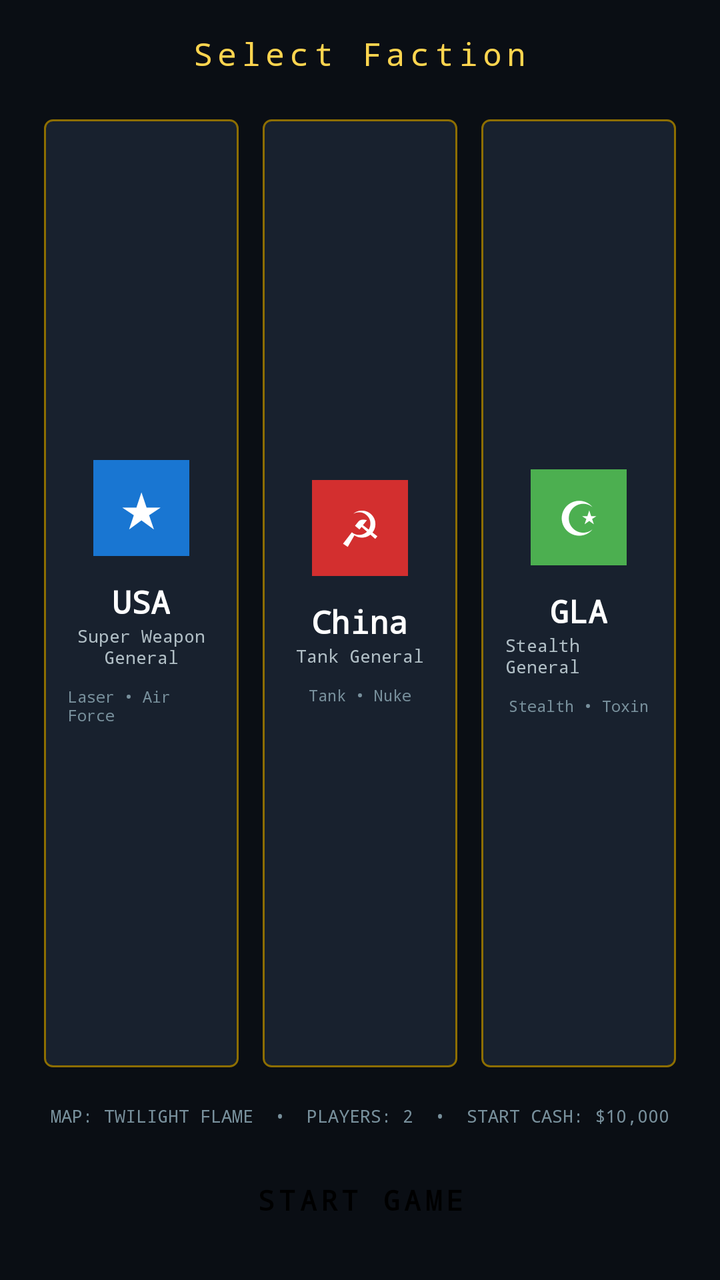
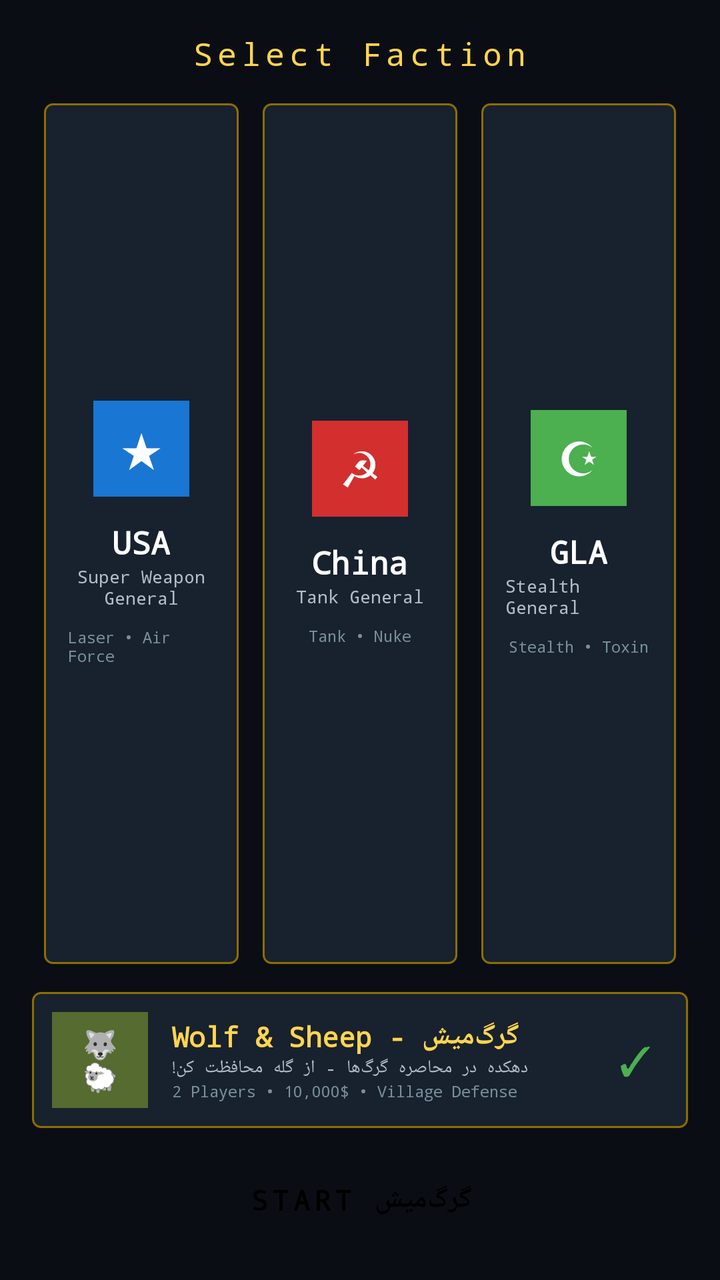

Screens rendered from an Android XML layout before and after an edit, with the pre-edit source and the edit as a unified diff.
<!-- AndroidManifest.xml: application theme Theme.Generals -->
<!-- res/layout/activity_skirmish.xml -->
<?xml version="1.0" encoding="utf-8"?>
<LinearLayout xmlns:android="http://schemas.android.com/apk/res/android"
    android:layout_width="match_parent"
    android:layout_height="match_parent"
    android:orientation="vertical"
    android:background="@color/generals_black"
    android:padding="16dp">

    <TextView
        android:layout_width="wrap_content"
        android:layout_height="wrap_content"
        android:text="@string/select_faction"
        android:textSize="16sp"
        android:textColor="@color/generals_gold_light"
        android:fontFamily="monospace"
        android:letterSpacing="0.15"
        android:layout_gravity="center"
        android:layout_marginBottom="16dp" />

    
    <LinearLayout
        android:layout_width="match_parent"
        android:layout_height="0dp"
        android:layout_weight="1"
        android:orientation="horizontal"
        android:weightSum="3"
        android:gravity="center">

        
        <LinearLayout
            android:id="@+id/cardUSA"
            android:layout_width="0dp"
            android:layout_height="match_parent"
            android:layout_weight="1"
            android:orientation="vertical"
            android:gravity="center"
            android:padding="12dp"
            android:layout_margin="6dp"
            android:background="@drawable/bg_panel"
            android:clickable="true"
            android:focusable="true">

            <TextView
                android:layout_width="48dp"
                android:layout_height="48dp"
                android:background="@color/generals_blue"
                android:text="★"
                android:gravity="center"
                android:textSize="24sp"
                android:textColor="@color/white" />

            <TextView
                android:layout_width="wrap_content"
                android:layout_height="wrap_content"
                android:text="@string/faction_usa"
                android:textSize="16sp"
                android:textStyle="bold"
                android:textColor="@color/white"
                android:fontFamily="monospace"
                android:layout_marginTop="12dp" />

            <TextView
                android:layout_width="wrap_content"
                android:layout_height="wrap_content"
                android:text="@string/faction_usa_desc"
                android:textSize="9sp"
                android:textColor="@color/generals_grey_light"
                android:fontFamily="monospace"
                android:gravity="center" />

            <TextView
                android:layout_width="wrap_content"
                android:layout_height="wrap_content"
                android:text="Laser • Air Force"
                android:textSize="8sp"
                android:textColor="@color/generals_grey"
                android:fontFamily="monospace"
                android:layout_marginTop="8dp" />
        </LinearLayout>

        
        <LinearLayout
            android:id="@+id/cardChina"
            android:layout_width="0dp"
            android:layout_height="match_parent"
            android:layout_weight="1"
            android:orientation="vertical"
            android:gravity="center"
            android:padding="12dp"
            android:layout_margin="6dp"
            android:background="@drawable/bg_panel"
            android:clickable="true"
            android:focusable="true">

            <TextView
                android:layout_width="48dp"
                android:layout_height="48dp"
                android:background="@color/generals_red"
                android:text="☭"
                android:gravity="center"
                android:textSize="24sp"
                android:textColor="@color/white" />

            <TextView
                android:layout_width="wrap_content"
                android:layout_height="wrap_content"
                android:text="@string/faction_china"
                android:textSize="16sp"
                android:textStyle="bold"
                android:textColor="@color/white"
                android:fontFamily="monospace"
                android:layout_marginTop="12dp" />

            <TextView
                android:layout_width="wrap_content"
                android:layout_height="wrap_content"
                android:text="@string/faction_china_desc"
                android:textSize="9sp"
                android:textColor="@color/generals_grey_light"
                android:fontFamily="monospace" />

            <TextView
                android:layout_width="wrap_content"
                android:layout_height="wrap_content"
                android:text="Tank • Nuke"
                android:textSize="8sp"
                android:textColor="@color/generals_grey"
                android:fontFamily="monospace"
                android:layout_marginTop="8dp" />
        </LinearLayout>

        
        <LinearLayout
            android:id="@+id/cardGLA"
            android:layout_width="0dp"
            android:layout_height="match_parent"
            android:layout_weight="1"
            android:orientation="vertical"
            android:gravity="center"
            android:padding="12dp"
            android:layout_margin="6dp"
            android:background="@drawable/bg_panel"
            android:clickable="true"
            android:focusable="true">

            <TextView
                android:layout_width="48dp"
                android:layout_height="48dp"
                android:background="@color/generals_green"
                android:text="☪"
                android:gravity="center"
                android:textSize="24sp"
                android:textColor="@color/white" />

            <TextView
                android:layout_width="wrap_content"
                android:layout_height="wrap_content"
                android:text="@string/faction_gla"
                android:textSize="16sp"
                android:textStyle="bold"
                android:textColor="@color/white"
                android:fontFamily="monospace"
                android:layout_marginTop="12dp" />

            <TextView
                android:layout_width="wrap_content"
                android:layout_height="wrap_content"
                android:text="@string/faction_gla_desc"
                android:textSize="9sp"
                android:textColor="@color/generals_grey_light"
                android:fontFamily="monospace" />

            <TextView
                android:layout_width="wrap_content"
                android:layout_height="wrap_content"
                android:text="Stealth • Toxin"
                android:textSize="8sp"
                android:textColor="@color/generals_grey"
                android:fontFamily="monospace"
                android:layout_marginTop="8dp" />
        </LinearLayout>
    </LinearLayout>

    
    <TextView
        android:layout_width="wrap_content"
        android:layout_height="wrap_content"
        android:text="MAP: TWILIGHT FLAME  •  PLAYERS: 2  •  START CASH: $10,000"
        android:textSize="9sp"
        android:textColor="@color/generals_grey"
        android:fontFamily="monospace"
        android:layout_gravity="center"
        android:layout_marginTop="12dp"
        android:layout_marginBottom="12dp" />

    <Button
        android:id="@+id/btnStartGame"
        style="@style/Generals.Button.Gold"
        android:layout_width="200dp"
        android:layout_height="48dp"
        android:text="START GAME"
        android:layout_gravity="center"
        android:letterSpacing="0.15" />

</LinearLayout>
<!-- resources referenced by this layout -->
<resources>
  <color name="generals_black">#FF0A0E14</color>
  <color name="generals_blue">#FF1976D2</color>
  <color name="generals_gold_light">#FFFFD54F</color>
  <color name="generals_green">#FF4CAF50</color>
  <color name="generals_grey">#FF78909C</color>
  <color name="generals_grey_light">#FFB0BEC5</color>
  <color name="generals_red">#FFD32F2F</color>
  <color name="white">#FFFFFFFF</color>
  <!-- drawable bg_panel (drawable) -->
  <?xml version="1.0" encoding="utf-8"?>
  <shape xmlns:android="http://schemas.android.com/apk/res/android"
      android:shape="rectangle">
      <solid android:color="#D91C2533" />
      <stroke
          android:width="1dp"
          android:color="@color/generals_gold_dark" />
      <corners android:radius="4dp" />
  </shape>
  <string name="faction_china">China</string>
  <string name="faction_china_desc">Tank General</string>
  <string name="faction_gla">GLA</string>
  <string name="faction_gla_desc">Stealth General</string>
  <string name="faction_usa">USA</string>
  <string name="faction_usa_desc">Super Weapon General</string>
  <string name="select_faction">Select Faction</string>
  <style name="Generals.Button.Gold" parent="Generals.Button">
          <item name="backgroundTint">@color/generals_gold</item>
          <item name="android:textColor">@color/black</item>
      </style>
  <style name="Theme.Generals" parent="Theme.Material3.DayNight.NoActionBar">
          <item name="colorPrimary">@color/generals_gold</item>
          <item name="colorPrimaryVariant">@color/generals_gold_dark</item>
          <item name="colorOnPrimary">@color/black</item>
          <item name="colorSecondary">@color/generals_grey</item>
          <item name="android:statusBarColor">@color/generals_black</item>
          <item name="android:navigationBarColor">@color/generals_black</item>
          <item name="android:windowBackground">@color/generals_black</item>
      </style>
  <color name="generals_gold_dark">#FF8D6E00</color>
  <style name="Generals.Button" parent="Widget.Material3.Button">
          <item name="android:textColor">@color/generals_gold_light</item>
          <item name="android:fontFamily">monospace</item>
          <item name="android:textStyle">bold</item>
          <item name="android:letterSpacing">0.05</item>
          <item name="cornerRadius">2dp</item>
          <item name="backgroundTint">@color/generals_panel</item>
          <item name="strokeColor">@color/generals_gold_dark</item>
          <item name="strokeWidth">1dp</item>
      </style>
  <color name="generals_gold">#FFD4A017</color>
  <color name="black">#FF000000</color>
  <color name="generals_panel">#FF1C2533</color>
</resources>

<!-- the commit's change to res/layout/activity_skirmish.xml (unified diff, before → after) -->
@@ -15,7 +15,7 @@
         android:fontFamily="monospace"
         android:letterSpacing="0.15"
         android:layout_gravity="center"
-        android:layout_marginBottom="16dp" />
+        android:layout_marginBottom="8dp" />
 
     
     <LinearLayout
@@ -182,24 +182,78 @@
     </LinearLayout>
 
     
-    <TextView
-        android:layout_width="wrap_content"
+    <FrameLayout
+        android:layout_width="match_parent"
         android:layout_height="wrap_content"
-        android:text="MAP: TWILIGHT FLAME  •  PLAYERS: 2  •  START CASH: $10,000"
-        android:textSize="9sp"
-        android:textColor="@color/generals_grey"
-        android:fontFamily="monospace"
-        android:layout_gravity="center"
-        android:layout_marginTop="12dp"
-        android:layout_marginBottom="12dp" />
+        android:background="@drawable/bg_panel"
+        android:padding="10dp"
+        android:layout_marginTop="8dp">
+
+        <LinearLayout
+            android:layout_width="match_parent"
+            android:layout_height="wrap_content"
+            android:orientation="horizontal"
+            android:gravity="center_vertical">
+
+            <TextView
+                android:layout_width="48dp"
+                android:layout_height="48dp"
+                android:background="@color/terrain_grass"
+                android:text="🐺\n🐑"
+                android:gravity="center"
+                android:textSize="14sp" />
+
+            <LinearLayout
+                android:layout_width="0dp"
+                android:layout_height="wrap_content"
+                android:layout_weight="1"
+                android:orientation="vertical"
+                android:layout_marginStart="12dp">
+
+                <TextView
+                    android:layout_width="wrap_content"
+                    android:layout_height="wrap_content"
+                    android:text="@string/map_gorge_mish"
+                    android:textSize="14sp"
+                    android:textStyle="bold"
+                    android:textColor="@color/generals_gold_light"
+                    android:fontFamily="monospace" />
+
+                <TextView
+                    android:layout_width="wrap_content"
+                    android:layout_height="wrap_content"
+                    android:text="@string/map_gorge_mish_desc"
+                    android:textSize="9sp"
+                    android:textColor="@color/generals_grey_light"
+                    android:fontFamily="monospace" />
+
+                <TextView
+                    android:layout_width="wrap_content"
+                    android:layout_height="wrap_content"
+                    android:text="2 Players • 10,000$ • Village Defense"
+                    android:textSize="8sp"
+                    android:textColor="@color/generals_grey"
+                    android:fontFamily="monospace" />
+            </LinearLayout>
+
+            <TextView
+                android:layout_width="wrap_content"
+                android:layout_height="wrap_content"
+                android:text="✓"
+                android:textSize="20sp"
+                android:textColor="@color/generals_green"
+                android:padding="8dp" />
+        </LinearLayout>
+    </FrameLayout>
 
     <Button
         android:id="@+id/btnStartGame"
         style="@style/Generals.Button.Gold"
         android:layout_width="200dp"
         android:layout_height="48dp"
-        android:text="START GAME"
+        android:text="START گرگ‌میش"
         android:layout_gravity="center"
-        android:letterSpacing="0.15" />
+        android:letterSpacing="0.15"
+        android:layout_marginTop="12dp" />
 
 </LinearLayout>
<!-- resource entries referenced after the edit -->
@@ -7,6 +7,7 @@
   <color name="generals_grey">#FF78909C</color>
   <color name="generals_grey_light">#FFB0BEC5</color>
   <color name="generals_red">#FFD32F2F</color>
+  <color name="terrain_grass">#FF556B2F</color>
   <color name="white">#FFFFFFFF</color>
   <!-- drawable bg_panel (drawable) -->
   <?xml version="1.0" encoding="utf-8"?>
@@ -24,6 +25,8 @@
   <string name="faction_gla_desc">Stealth General</string>
   <string name="faction_usa">USA</string>
   <string name="faction_usa_desc">Super Weapon General</string>
+  <string name="map_gorge_mish">گرگ‌میش - Wolf &amp; Sheep</string>
+  <string name="map_gorge_mish_desc">دهکده در محاصره گرگ‌ها - از گله محافظت کن!</string>
   <string name="select_faction">Select Faction</string>
   <style name="Generals.Button.Gold" parent="Generals.Button">
           <item name="backgroundTint">@color/generals_gold</item>
